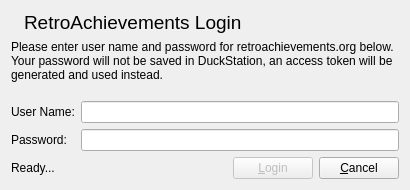
Above: src/duckstation-qt/achievementlogindialog.ui from StillJC/ArcadeDuck before the change. Below: the same form after it.
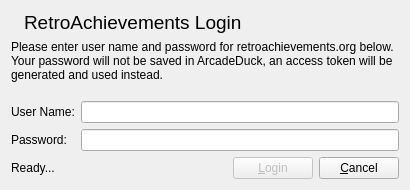
That is the form after the change. Icons and pictures are not drawn.

Commit message: Brand proof-of-concept build as ArcadeDuck

Patch:
```diff
--- a/src/duckstation-qt/achievementlogindialog.ui
+++ b/src/duckstation-qt/achievementlogindialog.ui
@@ -66,7 +66,7 @@
    <item>
     <widget class="QLabel" name="label_3">
      <property name="text">
-      <string>Please enter user name and password for retroachievements.org below. Your password will not be saved in DuckStation, an access token will be generated and used instead.</string>
+      <string>Please enter user name and password for retroachievements.org below. Your password will not be saved in ArcadeDuck, an access token will be generated and used instead.</string>
      </property>
      <property name="wordWrap">
       <bool>true</bool>
```
The commit also changes 30 other files.
